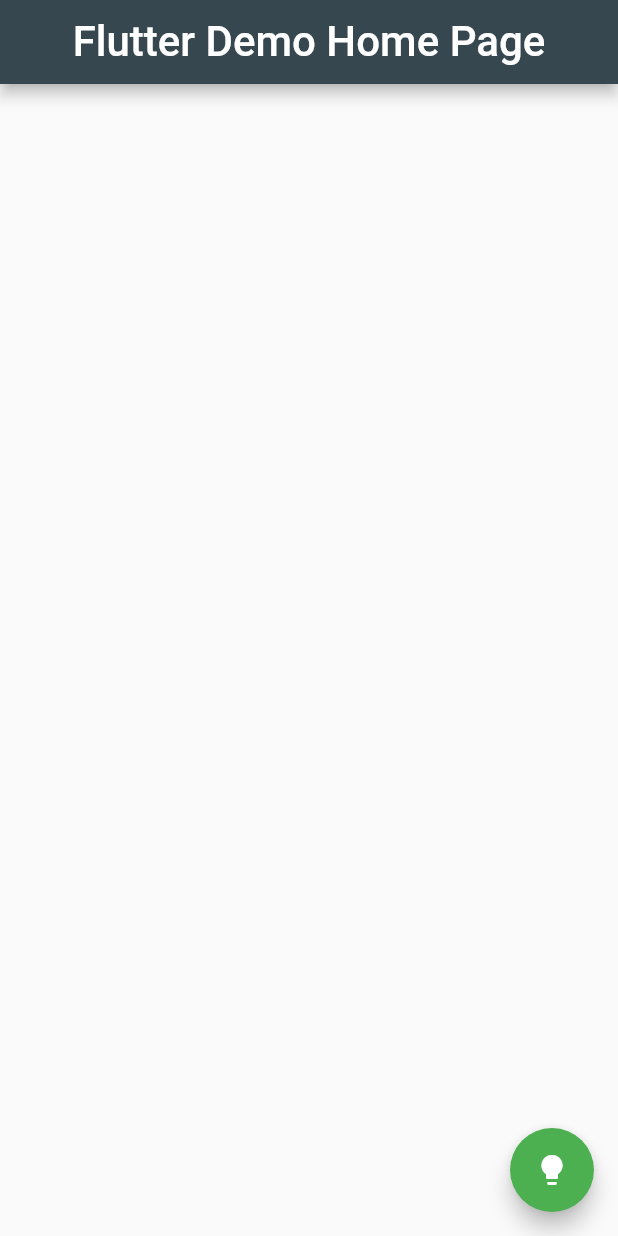
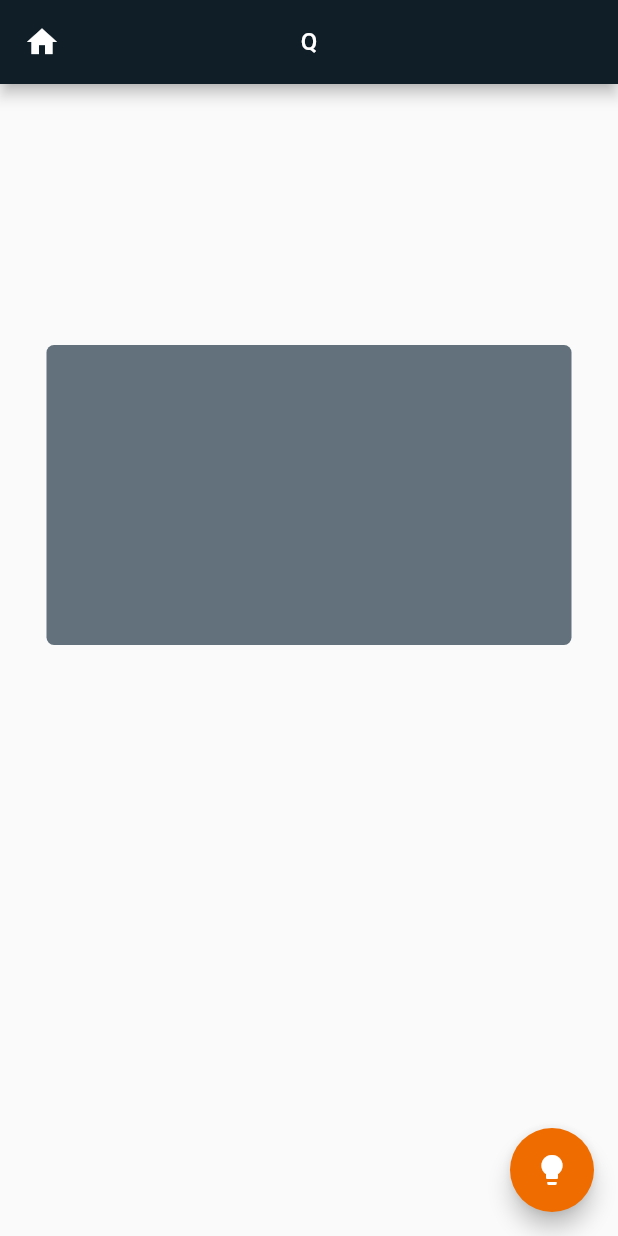
Before and after one commit to Agbajee/quote_app, a Flutter app: the screen it shows after launch, on a phone screen of 412 x 824 dp. Run offline on Flutter 3.47's test engine with Material 2 defaults, Android fonts, the phone set to English and light mode, and no system bars.

Commit message:
updated Layouts

```diff
--- a/lib/main.dart
+++ b/lib/main.dart
@@ -13,11 +13,11 @@ class QuoteApp extends StatelessWidget {
   @override
   Widget build(BuildContext context) {
     return MaterialApp(
-      title: 'Flutter Demo',
+      title: 'Daily Quotes',
       theme: ThemeData(
         primarySwatch: Colors.green,
       ),
-      home: const MyHomePage(title: 'Flutter Demo Home Page'),
+      home: const MyHomePage(title: 'Q'),
     );
   }
 }
@@ -38,13 +38,19 @@ class _MyHomePageState extends State<MyHomePage> {
     return Scaffold(
       appBar: AppBar(
 
-        backgroundColor: Color(0xFF37474f),
+        backgroundColor: Color(0xFF101f27),
         centerTitle: true,
+        leading:
+          Icon(
+            Icons.home,
+            color: Colors.white,
+            size: 24,
+          ),
         title: Text(
           widget.title,
           style: TextStyle(
             color: Color(0xFFFFFFFF),
-            fontSize: 28
+            fontSize: 16
           )
         ),
       ),
@@ -52,11 +58,23 @@ class _MyHomePageState extends State<MyHomePage> {
         child: Column(
           mainAxisAlignment: MainAxisAlignment.center,
           children: <Widget>[
+            Container(
+              decoration: BoxDecoration(
+                borderRadius: BorderRadius.circular(5.0),
+                color: Color(0xFF62717b),
+              ),
+              alignment: Alignment.center,
+              width: 350,
+              height: 200,
+              margin: EdgeInsets.fromLTRB(0, 0, 0, 220),
+
+            )
 
           ],
         ),
       ),
       floatingActionButton: FloatingActionButton(
+        backgroundColor: Color(0xFFef6c00),
         onPressed: null,
         tooltip: 'Increment',
         child: const Icon(Icons.lightbulb),
```
